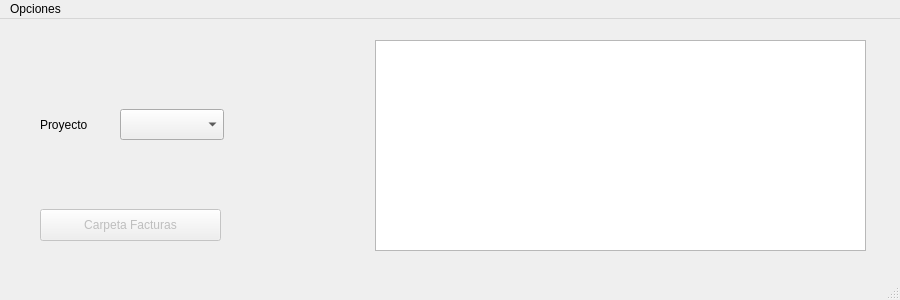
First picture: the form in gui.ui, repository sostenibilidad-unam/viaticos, before the edit.
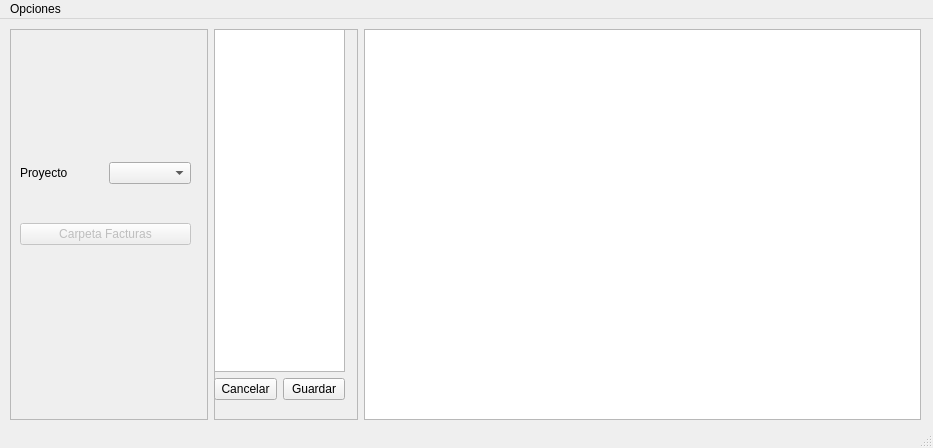
Second picture: the form after the edit.

Commit message: edit personas and proyectos

What changed in the file:
```diff
--- a/gui.ui
+++ b/gui.ui
@@ -6,30 +6,14 @@
    <rect>
     <x>0</x>
     <y>0</y>
-    <width>900</width>
-    <height>300</height>
+    <width>933</width>
+    <height>448</height>
    </rect>
   </property>
   <property name="windowTitle">
    <string>MainWindow</string>
   </property>
   <widget class="QWidget" name="centralwidget">
-   <widget class="QPushButton" name="input_carpeta">
-    <property name="enabled">
-     <bool>false</bool>
-    </property>
-    <property name="geometry">
-     <rect>
-      <x>40</x>
-      <y>190</y>
-      <width>181</width>
-      <height>32</height>
-     </rect>
-    </property>
-    <property name="text">
-     <string>Carpeta Facturas</string>
-    </property>
-   </widget>
    <widget class="QLabel" name="facturas_path">
     <property name="geometry">
      <rect>
@@ -43,38 +27,135 @@
      <string/>
     </property>
    </widget>
-   <widget class="QComboBox" name="proyecto_box">
+   <widget class="QWidget" name="horizontalLayoutWidget_3">
     <property name="geometry">
      <rect>
-      <x>120</x>
-      <y>90</y>
-      <width>104</width>
-      <height>31</height>
+      <x>10</x>
+      <y>10</y>
+      <width>911</width>
+      <height>391</height>
      </rect>
     </property>
-   </widget>
-   <widget class="QLabel" name="label">
-    <property name="geometry">
-     <rect>
-      <x>40</x>
-      <y>90</y>
-      <width>91</width>
-      <height>31</height>
-     </rect>
-    </property>
-    <property name="text">
-     <string>Proyecto</string>
-    </property>
-   </widget>
-   <widget class="QTextBrowser" name="textBrowser">
-    <property name="geometry">
-     <rect>
-      <x>375</x>
-      <y>21</y>
-      <width>491</width>
-      <height>211</height>
-     </rect>
-    </property>
+    <layout class="QHBoxLayout" name="horizontalLayout_3">
+     <item>
+      <widget class="QFrame" name="frame_2">
+       <property name="sizePolicy">
+        <sizepolicy hsizetype="Preferred" vsizetype="Preferred">
+         <horstretch>22</horstretch>
+         <verstretch>0</verstretch>
+        </sizepolicy>
+       </property>
+       <property name="frameShape">
+        <enum>QFrame::StyledPanel</enum>
+       </property>
+       <property name="frameShadow">
+        <enum>QFrame::Raised</enum>
+       </property>
+       <widget class="QWidget" name="verticalLayoutWidget">
+        <property name="geometry">
+         <rect>
+          <x>10</x>
+          <y>100</y>
+          <width>171</width>
+          <height>151</height>
+         </rect>
+        </property>
+        <layout class="QVBoxLayout" name="verticalLayout">
+         <item>
+          <layout class="QHBoxLayout" name="horizontalLayout">
+           <item>
+            <widget class="QLabel" name="label">
+             <property name="text">
+              <string>Proyecto</string>
+             </property>
+            </widget>
+           </item>
+           <item>
+            <widget class="QComboBox" name="proyecto_box"/>
+           </item>
+          </layout>
+         </item>
+         <item>
+          <widget class="QPushButton" name="input_carpeta">
+           <property name="enabled">
+            <bool>false</bool>
+           </property>
+           <property name="text">
+            <string>Carpeta Facturas</string>
+           </property>
+          </widget>
+         </item>
+        </layout>
+       </widget>
+      </widget>
+     </item>
+     <item>
+      <widget class="QFrame" name="frame">
+       <property name="sizePolicy">
+        <sizepolicy hsizetype="Preferred" vsizetype="Preferred">
+         <horstretch>16</horstretch>
+         <verstretch>0</verstretch>
+        </sizepolicy>
+       </property>
+       <property name="frameShape">
+        <enum>QFrame::StyledPanel</enum>
+       </property>
+       <property name="frameShadow">
+        <enum>QFrame::Raised</enum>
+       </property>
+       <widget class="QWidget" name="verticalLayoutWidget_2">
+        <property name="geometry">
+         <rect>
+          <x>0</x>
+          <y>0</y>
+          <width>131</width>
+          <height>371</height>
+         </rect>
+        </property>
+        <layout class="QVBoxLayout" name="verticalLayout_2">
+         <item>
+          <widget class="QTableView" name="tableView">
+           <property name="sizePolicy">
+            <sizepolicy hsizetype="Minimum" vsizetype="Expanding">
+             <horstretch>0</horstretch>
+             <verstretch>0</verstretch>
+            </sizepolicy>
+           </property>
+          </widget>
+         </item>
+         <item>
+          <layout class="QHBoxLayout" name="horizontalLayout_2">
+           <item>
+            <widget class="QPushButton" name="pushButton_2">
+             <property name="text">
+              <string>Cancelar</string>
+             </property>
+            </widget>
+           </item>
+           <item>
+            <widget class="QPushButton" name="pushButton">
+             <property name="text">
+              <string>Guardar</string>
+             </property>
+            </widget>
+           </item>
+          </layout>
+         </item>
+        </layout>
+       </widget>
+      </widget>
+     </item>
+     <item>
+      <widget class="QTextBrowser" name="textBrowser">
+       <property name="sizePolicy">
+        <sizepolicy hsizetype="Preferred" vsizetype="Expanding">
+         <horstretch>62</horstretch>
+         <verstretch>0</verstretch>
+        </sizepolicy>
+       </property>
+      </widget>
+     </item>
+    </layout>
    </widget>
   </widget>
   <widget class="QMenuBar" name="menubar">
@@ -82,7 +163,7 @@
     <rect>
      <x>0</x>
      <y>0</y>
-     <width>900</width>
+     <width>933</width>
      <height>21</height>
     </rect>
    </property>
```
The commit also changes 11 other files.
